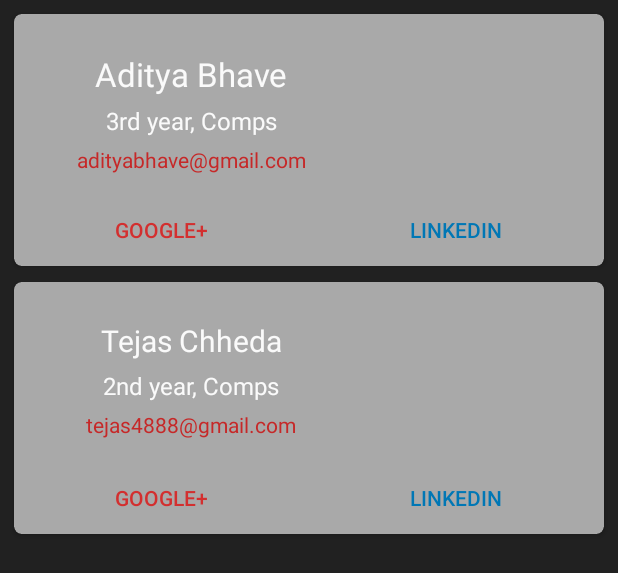
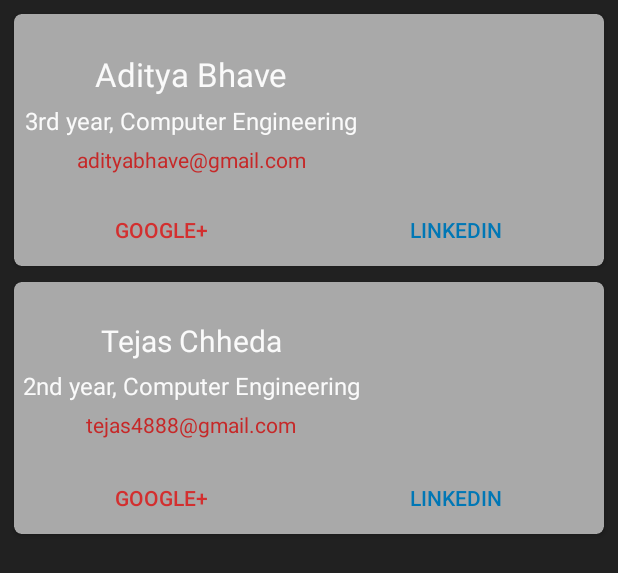
Before and after one commit to tejas4888/Matrix2k17, an Android app: the layout fragment_developers.xml on its own in the app's theme, with its tools: preview values and no code run, on a phone screen of 412 x 824 dp. Shown: the top 573 px of the screen. Run offline under Robolectric (Android 15) with nearby library versions, the phone set to English and light mode, and no system bars.

Commit message:
UI Update for Developer Fragment

```diff
--- a/app/src/main/java/spit/matrix2017/Fragments/DevelopersFragment.java
+++ b/app/src/main/java/spit/matrix2017/Fragments/DevelopersFragment.java
@@ -38,6 +38,7 @@ public class DevelopersFragment extends Fragment {
 
     TextView email1, email2, email3, email4, email5, email6;
     TextView name1,name2;
+    TextView branch1,branch2;
     Button g1, g2, g3, g4, g5, g6, l1, l2, l3, l4, l5, l6;
     ImageView image1, image2, image3, image4, image5, image6;
 
@@ -60,10 +61,15 @@ public class DevelopersFragment extends Fragment {
         name1=(TextView)view.findViewById(R.id.name_Aditya);
         name2=(TextView)view.findViewById(R.id.name_Tejas);
 
+        branch1=(TextView)view.findViewById(R.id.branch_Aditya);
+        branch2=(TextView)view.findViewById(R.id.branch_Tejas);
+
         Typeface custom_font = Typeface.createFromAsset(getActivity().getAssets(),  "fonts/marketdeco.ttf");
 
         name1.setTypeface(custom_font);
         name2.setTypeface(custom_font);
+        branch1.setTypeface(custom_font);
+        branch2.setTypeface(custom_font);
 
         g1=(Button)view.findViewById(R.id.google_aditya);
         g2=(Button)view.findViewById(R.id.google_Tejas);
--- a/app/src/main/res/layout/fragment_developers.xml
+++ b/app/src/main/res/layout/fragment_developers.xml
@@ -48,9 +48,10 @@
                             android:layout_width="match_parent"
                             android:layout_height="wrap_content"
                             android:textAlignment="center"
+                            android:id="@+id/branch_Aditya"
                             android:textSize="16sp"
                             android:textColor="@color/card_background"
-                            android:text="3rd year, Comps"/>
+                            android:text="3rd year, Computer Engineering"/>
 
                         <TextView
                             android:id="@+id/emailId_Aditya"
@@ -140,9 +141,10 @@
                             android:layout_width="match_parent"
                             android:layout_height="wrap_content"
                             android:textAlignment="center"
+                            android:id="@+id/branch_Tejas"
                             android:textSize="16sp"
                             android:textColor="@color/card_background"
-                            android:text="2nd year, Comps"/>
+                            android:text="2nd year, Computer Engineering"/>
 
                         <TextView
                             android:id="@+id/emailId_Tejas"
```
